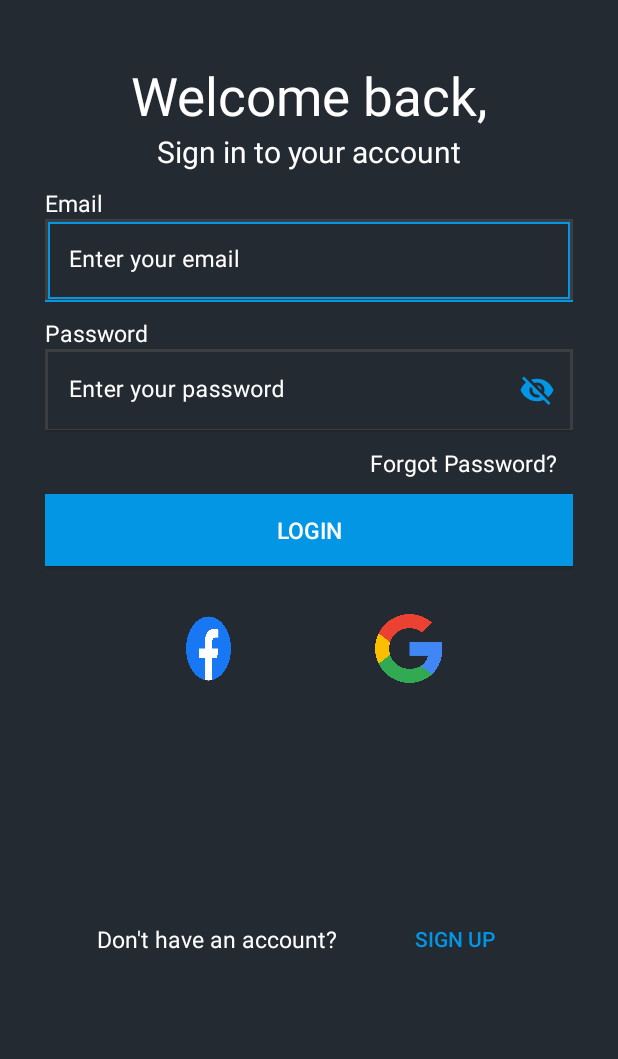
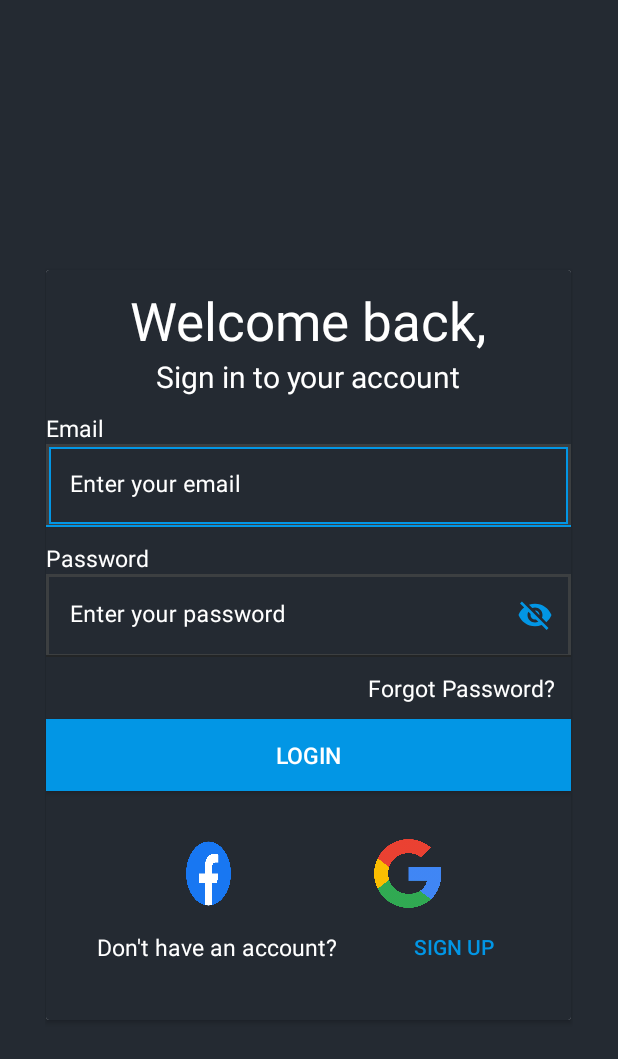
Before and after one commit to AhmedRamadanAR/CinemaApp, an Android app: the fragment LoginFragment shown on its own in the app's theme, on a phone screen of 412 x 824 dp. Shown: the top 1059 px of the screen. Run offline under Robolectric (Android 15) with nearby library versions, the phone set to English and light mode, and no system bars.

```diff
--- a/app/build.gradle
+++ b/app/build.gradle
@@ -45,7 +45,9 @@ dependencies {
     androidTestImplementation 'androidx.test.espresso:espresso-core:3.5.1'
     //coroutines
     implementation 'org.jetbrains.kotlinx:kotlinx-coroutines-android:1.3.9'
-
+    //Retrofit&JSON
+    implementation 'com.google.code.gson:gson:2.10.1'
+    implementation 'com.squareup.retrofit2:retrofit:2.9.0'
 
 
     //viewmodel
--- a/app/src/main/java/com/example/cinemaapp/LoginFragment.kt
+++ b/app/src/main/java/com/example/cinemaapp/LoginFragment.kt
@@ -34,6 +34,7 @@ class LoginFragment : Fragment() {
         savedInstanceState: Bundle?
     ): View? {
         // Inflate the layout for this fragment
+
         return inflater.inflate(R.layout.fragment_login, container, false)
     }
 
--- a/app/src/main/java/com/example/cinemaapp/MainActivity.kt
+++ b/app/src/main/java/com/example/cinemaapp/MainActivity.kt
@@ -18,7 +18,8 @@ class MainActivity : AppCompatActivity() {
     fun setUpRecycler(){
         var lista:List<Int> = listOf<Int>(R.drawable.movie1,R.drawable.movie1,R.drawable.movie1,R.drawable.movie1,R.drawable.movie1)
         val adapter=MoviesAdapter(lista)
-        binding.recyclerView.layoutManager=GridLayoutManager(this,2)
-        binding.recyclerView.adapter=adapter
+        binding.rv.adapter=adapter
+        binding.rv.layoutManager=GridLayoutManager(this,2)
+
     }
 }
--- a/app/src/main/res/layout/fragment_login.xml
+++ b/app/src/main/res/layout/fragment_login.xml
@@ -1,12 +1,30 @@
 <?xml version="1.0" encoding="utf-8"?>
-<androidx.constraintlayout.widget.ConstraintLayout xmlns:android="http://schemas.android.com/apk/res/android"
+<LinearLayout xmlns:android="http://schemas.android.com/apk/res/android"
     xmlns:app="http://schemas.android.com/apk/res-auto"
     xmlns:tools="http://schemas.android.com/tools"
     android:layout_width="match_parent"
+    android:orientation="vertical"
     android:layout_height="match_parent"
     android:background="@color/black_light"
     android:padding="@dimen/margintop30dp"
     tools:context=".LoginFragment">
+
+    <androidx.cardview.widget.CardView
+        android:layout_marginTop="150dp"
+        android:layout_width="350dp"
+        android:layout_marginBottom="150dp"
+        android:layout_height="500dp"
+        android:layout_gravity="center"
+android:background="@drawable/test"
+      >
+
+        <androidx.constraintlayout.widget.ConstraintLayout
+            android:layout_width="match_parent"
+            android:layout_height="match_parent"
+            android:background="@color/black_light"
+
+            >
+
 
             <TextView
                 android:id="@+id/tv_welcome_back"
@@ -153,18 +171,21 @@
                 style="@style/CustomTextStyle"
                 android:layout_width="wrap_content"
                 android:layout_height="wrap_content"
+                android:layout_marginTop="8dp"
                 android:text="@string/don_t_have_an_account"
                 app:layout_constraintBottom_toBottomOf="parent"
                 app:layout_constraintEnd_toEndOf="parent"
                 app:layout_constraintEnd_toStartOf="@+id/btn_signup"
                 app:layout_constraintHorizontal_bias="0.5"
                 app:layout_constraintStart_toStartOf="parent"
-        app:layout_constraintTop_toBottomOf="@+id/btn_facebook" />
+                app:layout_constraintTop_toBottomOf="@+id/btn_facebook"
+                app:layout_constraintVertical_bias="0.119" />
 
             <androidx.appcompat.widget.AppCompatButton
                 android:id="@+id/btn_signup"
                 android:layout_width="wrap_content"
                 android:layout_height="wrap_content"
+
                 android:background="@android:color/transparent"
                 android:text="@string/sign_up"
                 android:textColor="@color/blue"
@@ -176,3 +197,9 @@
 
 
         </androidx.constraintlayout.widget.ConstraintLayout>
+
+    </androidx.cardview.widget.CardView>
+
+
+
+</LinearLayout>
```
Also changed, not shown: app/src/main/java/com/example/cinemaapp/Data/remote/ApiService.kt (added, +11 -0 lines), app/src/main/res/layout/activity_main.xml (+10 -41 lines). Lines whose indentation alone changed are shown as unchanged.
